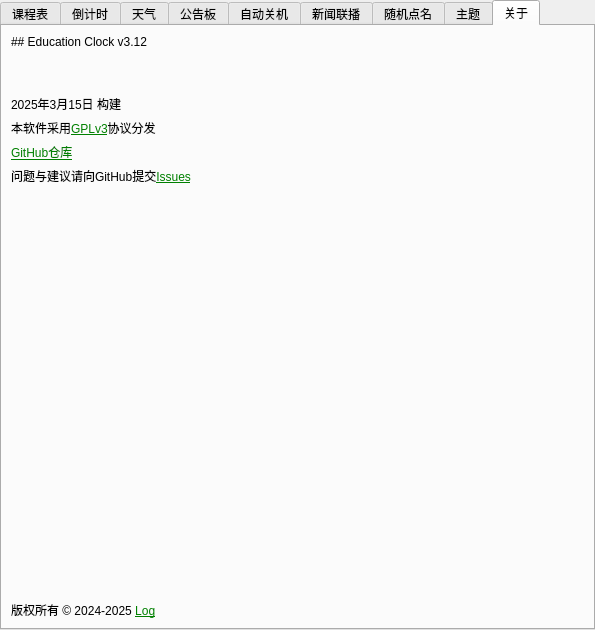
First picture: the form in ui/setting.ui, repository Return-Log/Education-Clock, before the edit.
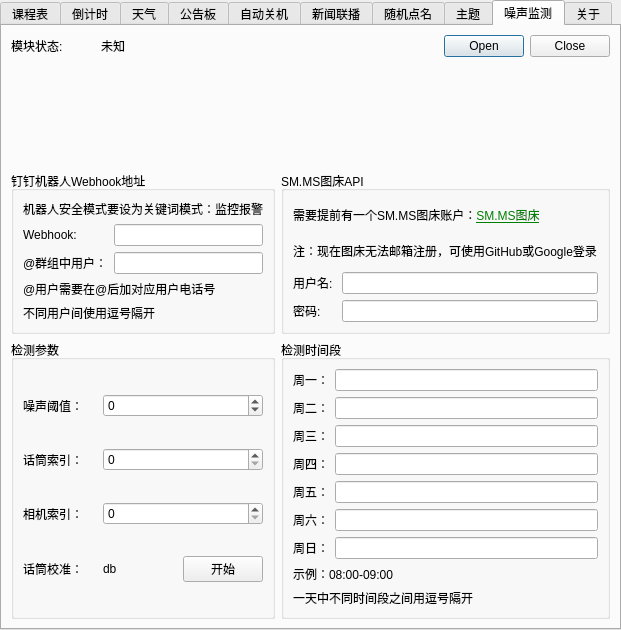
Second picture: the form after the edit. The open tabs and pages were chosen to show the change. Icons and pictures are not drawn.

Commit message: v3.12 添加噪声预警功能

```diff
--- a/ui/setting.ui
+++ b/ui/setting.ui
@@ -6,7 +6,7 @@
    <rect>
     <x>0</x>
     <y>0</y>
-    <width>595</width>
+    <width>621</width>
     <height>629</height>
    </rect>
   </property>
@@ -33,7 +33,7 @@
    <property name="spacing">
     <number>0</number>
    </property>
-   <item row="0" column="1">
+   <item row="0" column="0">
     <widget class="QTabWidget" name="tabWidget">
      <property name="enabled">
       <bool>true</bool>
@@ -745,6 +745,314 @@
        </item>
       </layout>
      </widget>
+     <widget class="QWidget" name="tab_10">
+      <attribute name="title">
+       <string>噪声监测</string>
+      </attribute>
+      <layout class="QGridLayout" name="gridLayout_11">
+       <item row="0" column="0">
+        <widget class="QLabel" name="label_42">
+         <property name="text">
+          <string>模块状态: </string>
+         </property>
+        </widget>
+       </item>
+       <item row="0" column="2" colspan="2">
+        <widget class="QDialogButtonBox" name="buttonBox_2">
+         <property name="standardButtons">
+          <set>QDialogButtonBox::Close|QDialogButtonBox::Open</set>
+         </property>
+        </widget>
+       </item>
+       <item row="0" column="1">
+        <widget class="QLabel" name="label_43">
+         <property name="text">
+          <string>未知</string>
+         </property>
+        </widget>
+       </item>
+       <item row="2" column="3">
+        <widget class="QGroupBox" name="groupBox_2">
+         <property name="title">
+          <string>SM.MS图床API</string>
+         </property>
+         <layout class="QGridLayout" name="gridLayout_13">
+          <item row="3" column="0">
+           <widget class="QLabel" name="label_47">
+            <property name="text">
+             <string>密码: </string>
+            </property>
+           </widget>
+          </item>
+          <item row="0" column="0" colspan="2">
+           <widget class="QLabel" name="label_48">
+            <property name="text">
+             <string>需要提前有一个SM.MS图床账户：&lt;a href='https://smms.app/login' style='color:green;'&gt;SM.MS图床&lt;/a&gt;</string>
+            </property>
+            <property name="openExternalLinks">
+             <bool>true</bool>
+            </property>
+           </widget>
+          </item>
+          <item row="2" column="0">
+           <widget class="QLabel" name="label_46">
+            <property name="text">
+             <string>用户名: </string>
+            </property>
+           </widget>
+          </item>
+          <item row="3" column="1">
+           <widget class="QLineEdit" name="lineEdit_20"/>
+          </item>
+          <item row="2" column="1">
+           <widget class="QLineEdit" name="lineEdit_19"/>
+          </item>
+          <item row="1" column="0" colspan="2">
+           <widget class="QLabel" name="label_49">
+            <property name="text">
+             <string>注：现在图床无法邮箱注册，可使用GitHub或Google登录</string>
+            </property>
+           </widget>
+          </item>
+         </layout>
+        </widget>
+       </item>
+       <item row="4" column="0" colspan="3">
+        <widget class="QGroupBox" name="groupBox_3">
+         <property name="title">
+          <string>检测参数</string>
+         </property>
+         <layout class="QGridLayout" name="gridLayout_14">
+          <item row="0" column="0">
+           <widget class="QLabel" name="label_50">
+            <property name="text">
+             <string>噪声阈值：</string>
+            </property>
+           </widget>
+          </item>
+          <item row="3" column="1">
+           <widget class="QLabel" name="label_66">
+            <property name="text">
+             <string>db</string>
+            </property>
+           </widget>
+          </item>
+          <item row="1" column="0">
+           <widget class="QLabel" name="label_51">
+            <property name="text">
+             <string>话筒索引：</string>
+            </property>
+           </widget>
+          </item>
+          <item row="2" column="0">
+           <widget class="QLabel" name="label_52">
+            <property name="text">
+             <string>相机索引：</string>
+            </property>
+           </widget>
+          </item>
+          <item row="3" column="0">
+           <widget class="QLabel" name="label_65">
+            <property name="text">
+             <string>话筒校准：</string>
+            </property>
+           </widget>
+          </item>
+          <item row="3" column="2">
+           <widget class="QPushButton" name="pushButton_3">
+            <property name="text">
+             <string>开始</string>
+            </property>
+           </widget>
+          </item>
+          <item row="2" column="1" colspan="2">
+           <widget class="QSpinBox" name="spinBox_2">
+            <property name="maximum">
+             <number>10</number>
+            </property>
+           </widget>
+          </item>
+          <item row="1" column="1" colspan="2">
+           <widget class="QSpinBox" name="spinBox">
+            <property name="maximum">
+             <number>10</number>
+            </property>
+           </widget>
+          </item>
+          <item row="0" column="1" colspan="2">
+           <widget class="QSpinBox" name="spinBox_3">
+            <property name="minimum">
+             <number>-30</number>
+            </property>
+            <property name="maximum">
+             <number>200</number>
+            </property>
+            <property name="singleStep">
+             <number>3</number>
+            </property>
+           </widget>
+          </item>
+         </layout>
+        </widget>
+       </item>
+       <item row="2" column="0" colspan="3">
+        <widget class="QGroupBox" name="groupBox">
+         <property name="title">
+          <string>钉钉机器人Webhook地址</string>
+         </property>
+         <layout class="QGridLayout" name="gridLayout_12">
+          <item row="2" column="0">
+           <widget class="QLabel" name="label_53">
+            <property name="text">
+             <string>@群组中用户：</string>
+            </property>
+           </widget>
+          </item>
+          <item row="4" column="0" colspan="2">
+           <widget class="QLabel" name="label_64">
+            <property name="text">
+             <string>不同用户间使用逗号隔开</string>
+            </property>
+           </widget>
+          </item>
+          <item row="0" column="0" colspan="2">
+           <widget class="QLabel" name="label_44">
+            <property name="text">
+             <string>机器人安全模式要设为关键词模式：监控报警</string>
+            </property>
+           </widget>
+          </item>
+          <item row="1" column="0">
+           <widget class="QLabel" name="label_45">
+            <property name="text">
+             <string>Webhook: </string>
+            </property>
+           </widget>
+          </item>
+          <item row="3" column="0" colspan="2">
+           <widget class="QLabel" name="label_54">
+            <property name="text">
+             <string>@用户需要在@后加对应用户电话号</string>
+            </property>
+           </widget>
+          </item>
+          <item row="1" column="1">
+           <widget class="QLineEdit" name="lineEdit_18"/>
+          </item>
+          <item row="2" column="1">
+           <widget class="QLineEdit" name="lineEdit_21"/>
+          </item>
+         </layout>
+        </widget>
+       </item>
+       <item row="4" column="3">
+        <widget class="QGroupBox" name="groupBox_4">
+         <property name="title">
+          <string>检测时间段</string>
+         </property>
+         <layout class="QGridLayout" name="gridLayout_15">
+          <item row="7" column="1">
+           <widget class="QLineEdit" name="lineEdit_28"/>
+          </item>
+          <item row="6" column="1">
+           <widget class="QLineEdit" name="lineEdit_27"/>
+          </item>
+          <item row="3" column="0">
+           <widget class="QLabel" name="label_57">
+            <property name="text">
+             <string>周三：</string>
+            </property>
+           </widget>
+          </item>
+          <item row="2" column="0">
+           <widget class="QLabel" name="label_56">
+            <property name="text">
+             <string>周二：</string>
+            </property>
+           </widget>
+          </item>
+          <item row="3" column="1">
+           <widget class="QLineEdit" name="lineEdit_24"/>
+          </item>
+          <item row="4" column="1">
+           <widget class="QLineEdit" name="lineEdit_25"/>
+          </item>
+          <item row="8" column="0" colspan="2">
+           <widget class="QLabel" name="label_62">
+            <property name="text">
+             <string>示例：08:00-09:00</string>
+            </property>
+           </widget>
+          </item>
+          <item row="4" column="0">
+           <widget class="QLabel" name="label_58">
+            <property name="text">
+             <string>周四：</string>
+            </property>
+           </widget>
+          </item>
+          <item row="1" column="1">
+           <widget class="QLineEdit" name="lineEdit_22"/>
+          </item>
+          <item row="5" column="1">
+           <widget class="QLineEdit" name="lineEdit_26"/>
+          </item>
+          <item row="7" column="0">
+           <widget class="QLabel" name="label_61">
+            <property name="text">
+             <string>周日：</string>
+            </property>
+           </widget>
+          </item>
+          <item row="6" column="0">
+           <widget class="QLabel" name="label_60">
+            <property name="text">
+             <string>周六：</string>
+            </property>
+           </widget>
+          </item>
+          <item row="5" column="0">
+           <widget class="QLabel" name="label_59">
+            <property name="text">
+             <string>周五：</string>
+            </property>
+           </widget>
+          </item>
+          <item row="1" column="0">
+           <widget class="QLabel" name="label_55">
+            <property name="text">
+             <string>周一：</string>
+            </property>
+           </widget>
+          </item>
+          <item row="2" column="1">
+           <widget class="QLineEdit" name="lineEdit_23"/>
+          </item>
+          <item row="9" column="0" colspan="2">
+           <widget class="QLabel" name="label_63">
+            <property name="text">
+             <string>一天中不同时间段之间用逗号隔开</string>
+            </property>
+           </widget>
+          </item>
+         </layout>
+        </widget>
+       </item>
+       <item row="1" column="2">
+        <spacer name="verticalSpacer_10">
+         <property name="orientation">
+          <enum>Qt::Vertical</enum>
+         </property>
+         <property name="sizeHint" stdset="0">
+          <size>
+           <width>20</width>
+           <height>40</height>
+          </size>
+         </property>
+        </spacer>
+       </item>
+      </layout>
+     </widget>
      <widget class="QWidget" name="tab_6">
       <property name="minimumSize">
        <size>
@@ -841,7 +1149,7 @@
        <item row="2" column="1" colspan="3">
         <widget class="QLabel" name="label_33">
          <property name="text">
-          <string>2025年3月15日 构建</string>
+          <string>2025年3月16日 构建</string>
          </property>
         </widget>
        </item>
```
Left out of the diff: 2 changed lines with no effect on the pictures. The commit also changes 9 other files.
